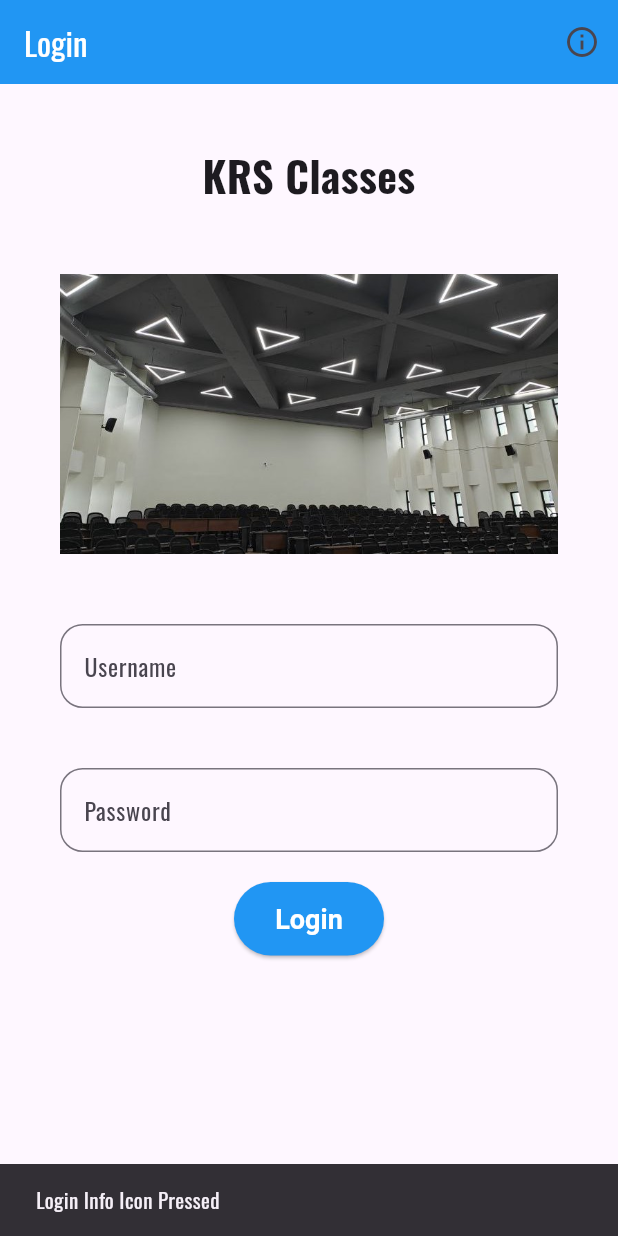
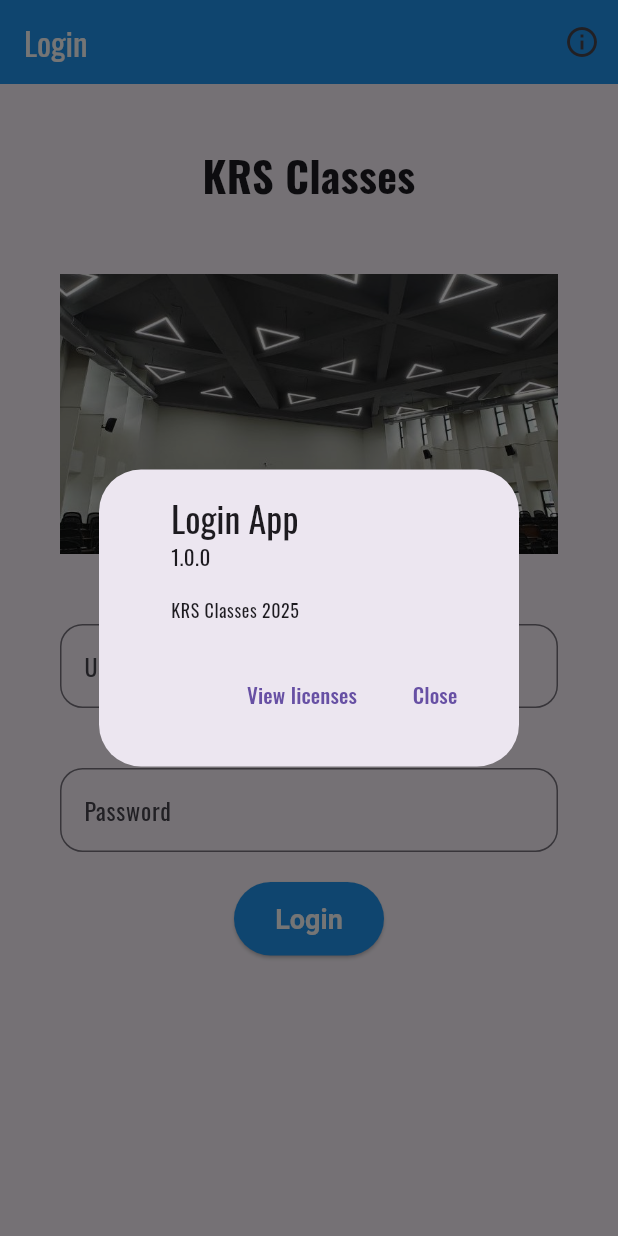
Before and after one commit to BhaswarDeepRout/flutter_application_1, a Flutter app: the screen it shows after launch, after a tap on the "info outline" icon, on a phone screen of 412 x 824 dp. Run offline on Flutter 3.47's test engine with Material 3 defaults, Android fonts, the phone set to English and light mode, and no system bars.

Commit message:
added dialog box for info

```diff
--- a/lib/main.dart
+++ b/lib/main.dart
@@ -32,8 +32,11 @@ class LoginScreen extends StatelessWidget {
           IconButton(
             icon: Icon(Icons.info_outline),
             onPressed: () {
-              ScaffoldMessenger.of(context).showSnackBar(
-                SnackBar(content: Text("Login Info Icon Pressed")),
+              showAboutDialog(
+                context: context,
+                applicationName: "Login App",
+                applicationVersion: "1.0.0",
+                applicationLegalese: "KRS Classes 2025",
               );
             },
           ),
```
